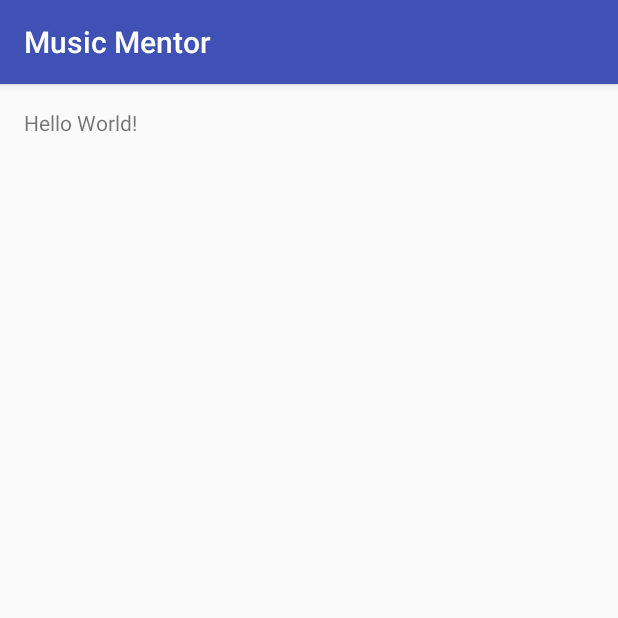
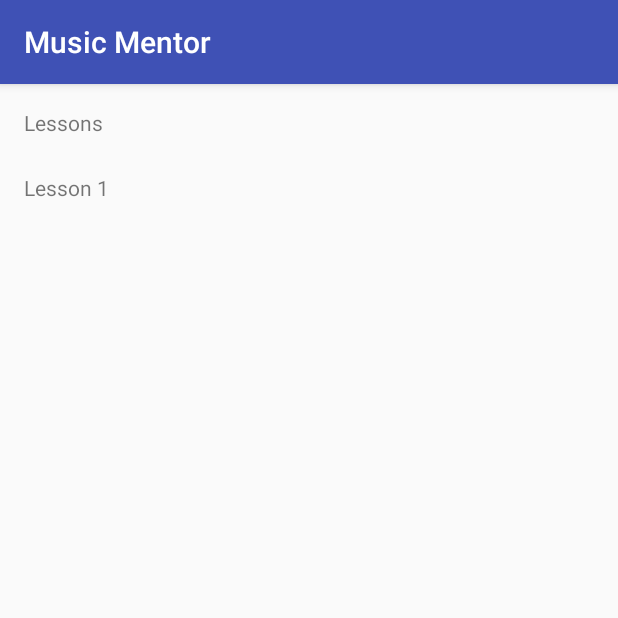
Before and after one commit to tjbright1/MusicMentor, an Android app: the screen it shows after launch (MainActivity), on a phone screen of 412 x 824 dp, the top half of it. Run offline under Robolectric (Android 15) with nearby library versions, the phone set to English and light mode, and no system bars.

Commit message:
dropdown lessons; camera access required

```diff
--- a/app/src/main/AndroidManifest.xml
+++ b/app/src/main/AndroidManifest.xml
@@ -1,6 +1,9 @@
 <?xml version="1.0" encoding="utf-8"?>
 <manifest xmlns:android="http://schemas.android.com/apk/res/android"
     package="com.example.musicmentor.musicmentor">
+
+    <uses-feature android:name="android.hardware.camera"
+        android:required="true" />
 
     <application
         android:allowBackup="true"
--- a/app/src/main/java/com/example/musicmentor/musicmentor/MainActivity.java
+++ b/app/src/main/java/com/example/musicmentor/musicmentor/MainActivity.java
@@ -1,13 +1,43 @@
 package com.example.musicmentor.musicmentor;
 
+import android.content.Intent;
+import android.provider.MediaStore;
 import android.support.v7.app.AppCompatActivity;
 import android.os.Bundle;
+import android.view.View;
+import android.widget.TextView;
 
+/**
+ * Logic borrowed from a tutorial at https://dzone.com/articles/android-tips
+ * */
 public class MainActivity extends AppCompatActivity {
 
+    TextView task_1;
+    TextView video_1;
     @Override
     protected void onCreate(Bundle savedInstanceState) {
         super.onCreate(savedInstanceState);
         setContentView(R.layout.activity_main);
+        task_1 = (TextView) findViewById(R.id.task_1);
+
+        video_1 = (TextView) findViewById(R.id.video_1);
+
+        task_1.setVisibility(View.GONE);    // hide until lesson is clicked
+        video_1.setVisibility(View.GONE);   // hide until task is clicked
+    }
+    /**
+     * onClick handler
+     */
+    public void toggle_lesson(View v){
+        task_1.setVisibility( task_1.isShown()
+                ? View.GONE
+                : View.VISIBLE );
+        video_1.setVisibility( View.GONE );
+    }
+
+    public void toggle_task(View v){
+        video_1.setVisibility( video_1.isShown()
+                ? View.GONE
+                : View.VISIBLE );
     }
 }
--- a/app/src/main/res/layout/activity_main.xml
+++ b/app/src/main/res/layout/activity_main.xml
@@ -13,5 +13,41 @@
     <TextView
         android:layout_width="wrap_content"
         android:layout_height="wrap_content"
-        android:text="Hello World!" />
+        android:text="Lessons"
+        android:id="@+id/lessonsTitle" />
+
+
+    <TextView
+        android:text="Lesson 1"
+        android:layout_width="wrap_content"
+        android:layout_height="wrap_content"
+        android:id="@+id/lesson_1"
+        android:layout_below="@+id/lessonsTitle"
+        android:layout_alignParentLeft="true"
+        android:layout_alignParentStart="true"
+        android:layout_marginTop="24dp"
+        android:clickable="true"
+        android:onClick="toggle_lesson"/>
+
+    <TextView
+        android:id="@+id/task_1"
+        android:layout_width="wrap_content"
+        android:layout_height="wrap_content"
+        android:layout_below="@+id/lesson_1"
+        android:layout_alignParentLeft="true"
+        android:layout_alignParentStart="true"
+        android:layout_marginTop="24dp"
+        android:text="task1"
+        android:onClick="toggle_task"/>
+
+    <TextView
+        android:id="@+id/video_1"
+        android:layout_width="wrap_content"
+        android:layout_height="wrap_content"
+        android:layout_below="@+id/task_1"
+        android:layout_alignParentLeft="true"
+        android:layout_alignParentStart="true"
+        android:layout_marginTop="24dp"
+        android:text="video1"/>
+
 </RelativeLayout>
```
